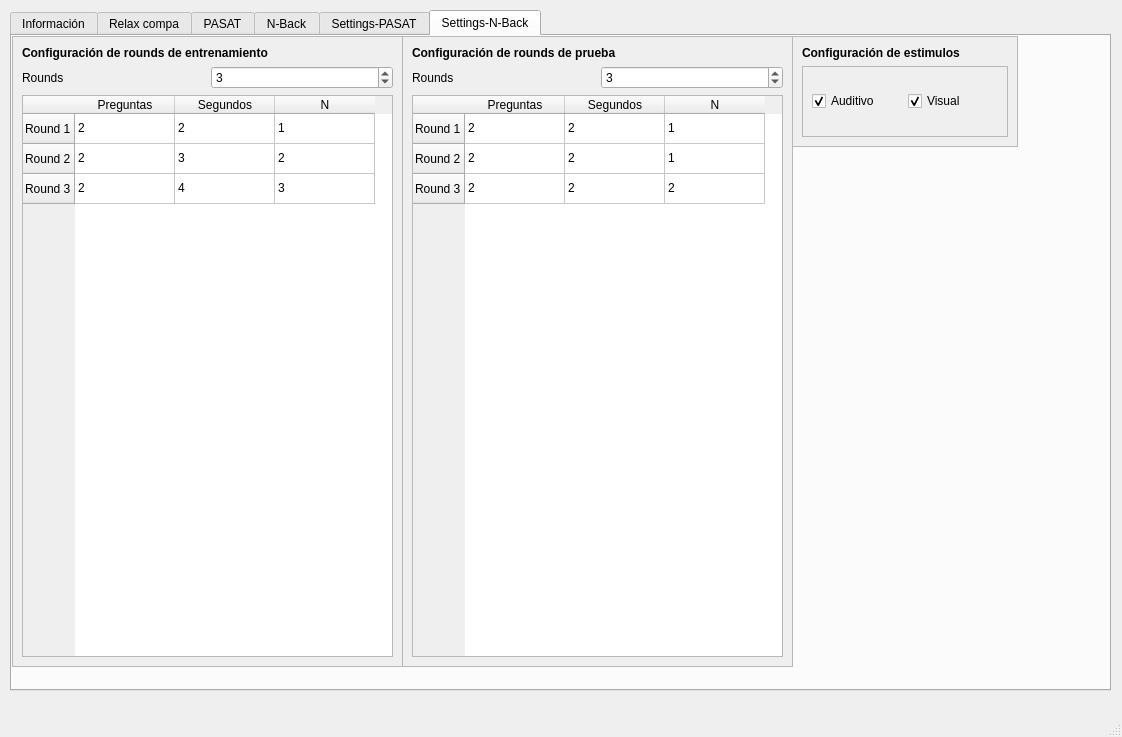
This is src/guis/pasat.ui in artLara/pasat as Qt 5 draws it before an edit. The edited form follows.
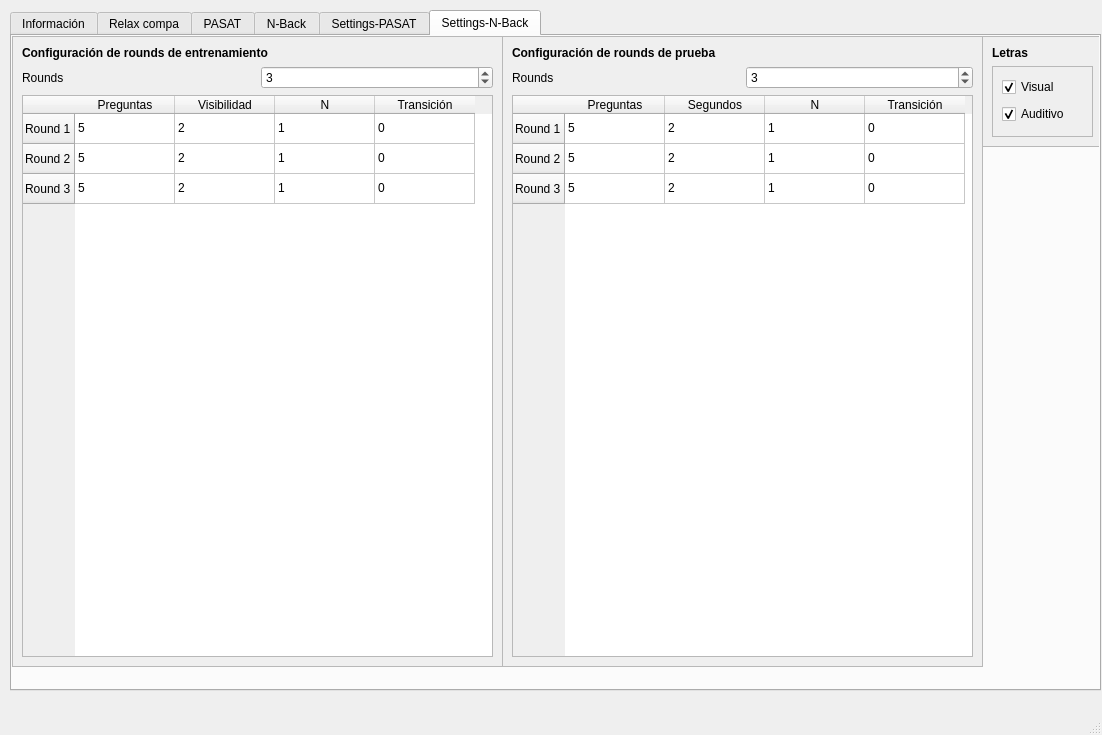
This is the edited form. The open tabs and pages were chosen to show the change.

Commit message: feat:nback full

```diff
--- a/src/guis/pasat.ui
+++ b/src/guis/pasat.ui
@@ -6,8 +6,8 @@
    <rect>
     <x>0</x>
     <y>0</y>
-    <width>1122</width>
-    <height>737</height>
+    <width>1102</width>
+    <height>735</height>
    </rect>
   </property>
   <property name="windowTitle">
@@ -19,7 +19,7 @@
      <rect>
       <x>10</x>
       <y>10</y>
-      <width>1101</width>
+      <width>1091</width>
       <height>681</height>
      </rect>
     </property>
@@ -1965,7 +1965,7 @@
        <rect>
         <x>0</x>
         <y>0</y>
-        <width>391</width>
+        <width>491</width>
         <height>631</height>
        </rect>
       </property>
@@ -1977,7 +1977,7 @@
         <rect>
          <x>0</x>
          <y>0</y>
-         <width>389</width>
+         <width>489</width>
          <height>629</height>
         </rect>
        </property>
@@ -2026,7 +2026,7 @@
            <number>3</number>
           </property>
           <property name="columnCount">
-           <number>3</number>
+           <number>4</number>
           </property>
           <row>
            <property name="text">
@@ -2050,7 +2050,7 @@
           </column>
           <column>
            <property name="text">
-            <string>Segundos</string>
+            <string>Visibilidad</string>
            </property>
           </column>
           <column>
@@ -2058,9 +2058,14 @@
             <string>N</string>
            </property>
           </column>
+          <column>
+           <property name="text">
+            <string>Transición</string>
+           </property>
+          </column>
           <item row="0" column="0">
            <property name="text">
-            <string>2</string>
+            <string>5</string>
            </property>
           </item>
           <item row="0" column="1">
@@ -2073,34 +2078,49 @@
             <string>1</string>
            </property>
           </item>
+          <item row="0" column="3">
+           <property name="text">
+            <string>0</string>
+           </property>
+          </item>
           <item row="1" column="0">
            <property name="text">
-            <string>2</string>
+            <string>5</string>
            </property>
           </item>
           <item row="1" column="1">
            <property name="text">
-            <string>3</string>
+            <string>2</string>
            </property>
           </item>
           <item row="1" column="2">
            <property name="text">
-            <string>2</string>
+            <string>1</string>
+           </property>
+          </item>
+          <item row="1" column="3">
+           <property name="text">
+            <string>0</string>
            </property>
           </item>
           <item row="2" column="0">
            <property name="text">
-            <string>2</string>
+            <string>5</string>
            </property>
           </item>
           <item row="2" column="1">
            <property name="text">
-            <string>4</string>
+            <string>2</string>
            </property>
           </item>
           <item row="2" column="2">
            <property name="text">
-            <string>3</string>
+            <string>1</string>
+           </property>
+          </item>
+          <item row="2" column="3">
+           <property name="text">
+            <string>0</string>
            </property>
           </item>
          </widget>
@@ -2111,9 +2131,9 @@
      <widget class="QScrollArea" name="scrollArea_7">
       <property name="geometry">
        <rect>
-        <x>390</x>
+        <x>490</x>
         <y>0</y>
-        <width>391</width>
+        <width>481</width>
         <height>631</height>
        </rect>
       </property>
@@ -2125,7 +2145,7 @@
         <rect>
          <x>0</x>
          <y>0</y>
-         <width>389</width>
+         <width>479</width>
          <height>629</height>
         </rect>
        </property>
@@ -2174,7 +2194,7 @@
            <number>3</number>
           </property>
           <property name="columnCount">
-           <number>3</number>
+           <number>4</number>
           </property>
           <row>
            <property name="text">
@@ -2206,9 +2226,14 @@
             <string>N</string>
            </property>
           </column>
+          <column>
+           <property name="text">
+            <string>Transición</string>
+           </property>
+          </column>
           <item row="0" column="0">
            <property name="text">
-            <string>2</string>
+            <string>5</string>
            </property>
           </item>
           <item row="0" column="1">
@@ -2221,9 +2246,14 @@
             <string>1</string>
            </property>
           </item>
+          <item row="0" column="3">
+           <property name="text">
+            <string>0</string>
+           </property>
+          </item>
           <item row="1" column="0">
            <property name="text">
-            <string>2</string>
+            <string>5</string>
            </property>
           </item>
           <item row="1" column="1">
@@ -2236,9 +2266,14 @@
             <string>1</string>
            </property>
           </item>
+          <item row="1" column="3">
+           <property name="text">
+            <string>0</string>
+           </property>
+          </item>
           <item row="2" column="0">
            <property name="text">
-            <string>2</string>
+            <string>5</string>
            </property>
           </item>
           <item row="2" column="1">
@@ -2248,7 +2283,12 @@
           </item>
           <item row="2" column="2">
            <property name="text">
-            <string>2</string>
+            <string>1</string>
+           </property>
+          </item>
+          <item row="2" column="3">
+           <property name="text">
+            <string>0</string>
            </property>
           </item>
          </widget>
@@ -2259,9 +2299,9 @@
      <widget class="QScrollArea" name="scrollArea_8">
       <property name="geometry">
        <rect>
-        <x>780</x>
+        <x>970</x>
         <y>0</y>
-        <width>226</width>
+        <width>121</width>
         <height>111</height>
        </rect>
       </property>
@@ -2273,7 +2313,7 @@
         <rect>
          <x>0</x>
          <y>0</y>
-         <width>224</width>
+         <width>119</width>
          <height>109</height>
         </rect>
        </property>
@@ -2288,7 +2328,7 @@
            </font>
           </property>
           <property name="text">
-           <string>Configuración de estimulos</string>
+           <string>Letras</string>
           </property>
          </widget>
         </item>
@@ -2302,21 +2342,11 @@
             <rect>
              <x>0</x>
              <y>0</y>
-             <width>204</width>
+             <width>99</width>
              <height>68</height>
             </rect>
            </property>
-           <layout class="QHBoxLayout" name="horizontalLayout_6">
-            <item>
-             <widget class="QCheckBox" name="checkBox_auditivo_nback">
-              <property name="text">
-               <string>Auditivo</string>
-              </property>
-              <property name="checked">
-               <bool>true</bool>
-              </property>
-             </widget>
-            </item>
+           <layout class="QVBoxLayout" name="verticalLayout">
             <item>
              <widget class="QCheckBox" name="checkBox_visual_nback">
               <property name="text">
@@ -2327,6 +2357,16 @@
               </property>
              </widget>
             </item>
+            <item>
+             <widget class="QCheckBox" name="checkBox_auditivo_nback">
+              <property name="text">
+               <string>Auditivo</string>
+              </property>
+              <property name="checked">
+               <bool>true</bool>
+              </property>
+             </widget>
+            </item>
            </layout>
           </widget>
          </widget>
```
Left out of the diff: 12 changed lines with no effect on the pictures. The commit also changes 37 other files.
